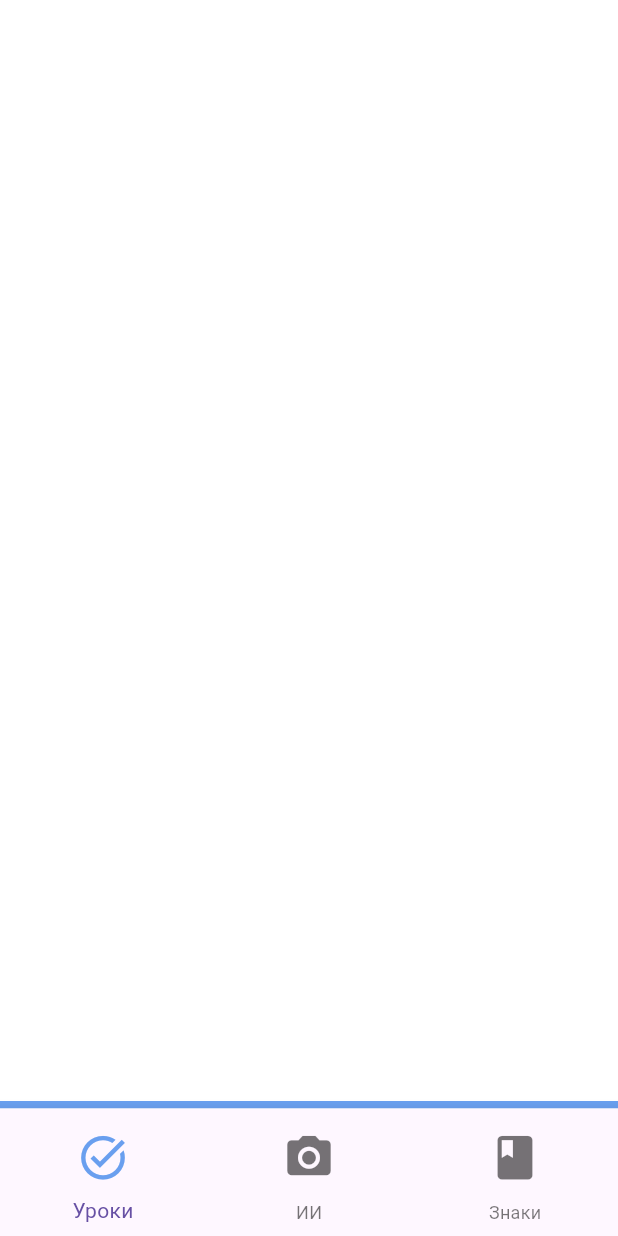
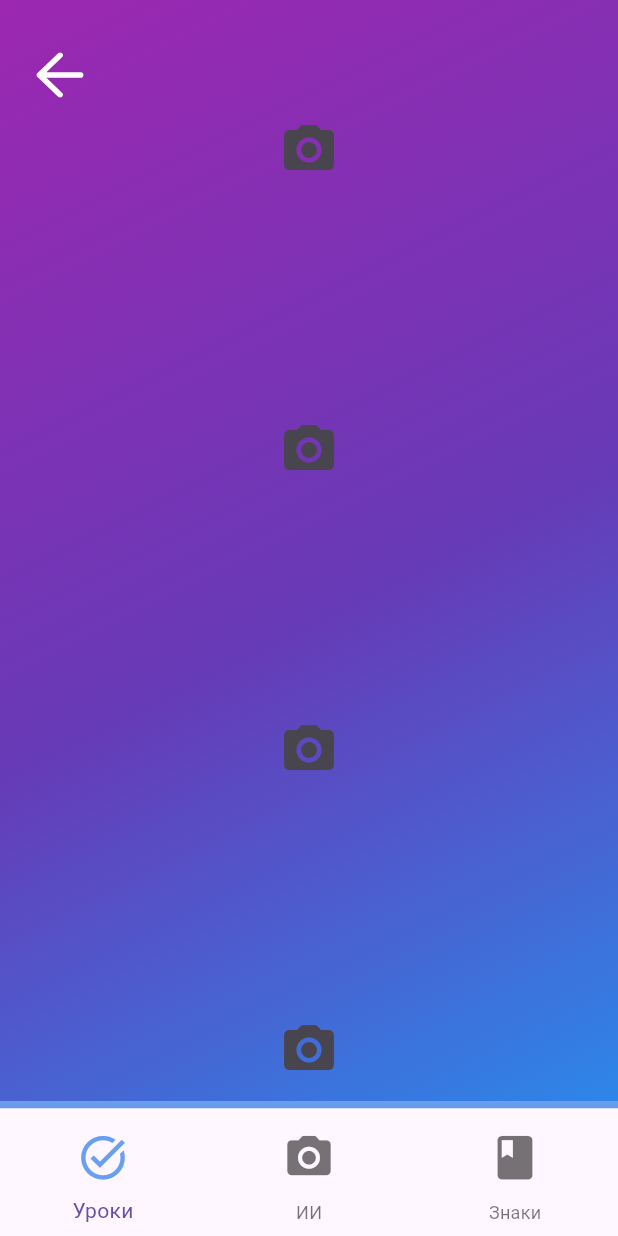
Before and after one commit to Spinyya/AzbukaDorog, a Flutter app: the Lessonpage screen opened by its route, on a phone screen of 412 x 824 dp. Run offline on Flutter 3.47's test engine with Material 3 defaults, Android fonts, the phone set to English and light mode, and no system bars; our stand-ins replace camera, flutter_svg, sqflite; missing offline and left inert: pytorch_lite; accounts and stored records are empty; project files that could hold a hidden picture were left out.

Commit message:
Update lessonpage.dart

```diff
--- a/lib/pages/lessonpage/lessonpage.dart
+++ b/lib/pages/lessonpage/lessonpage.dart
@@ -8,39 +8,57 @@ class Lessonpage extends StatelessWidget {
 
   @override
   Widget build(BuildContext context) {
-    return Stack(children: <Widget>[ _updateButton(), Align(alignment: Alignment.bottomCenter, child: _navigationbar(context),)] );
+    return Stack(children: <Widget>[display(context), _listViewBody(context) ,_updateButton(), Align(alignment: Alignment.bottomCenter, child: _navigationbar(context),)] );
 
   }
   Widget _updateButton() {
     return SafeArea(child: Padding(padding: EdgeInsets.only(top: 10), child: exitbut(),));
   }
-  Widget _text(BuildContext context) {
+  Widget display(BuildContext context) {
     return Scaffold(
       body: Container(
-        decoration: BoxDecoration(gradient: LinearGradient(colors: <Color>)),
+        decoration: BoxDecoration(gradient: LinearGradient(begin: Alignment.topLeft, end: Alignment.bottomRight,colors: <Color>[Colors.purple, Colors.deepPurple, Colors.blue,], tileMode: TileMode.mirror)),
       ),
 
 
     );
   }
 
-  Widget _listViewBody() {
+  Widget _listViewBody(BuildContext context) {
     return ListView(
+
+
       children: <Widget>[
         Container(
-
-            child: Image.asset('assets/images/fons/fon.png', fit: BoxFit.fill,)
-
+          height: 200,
+          child: IconButton(onPressed: () {}, icon: Icon(Icons.camera_alt, size: 40,), enableFeedback: false, splashColor: Colors.transparent, highlightColor: Colors.transparent, ),
         ),
         Container(
-
-          child: Image.asset('assets/images/fons/fon.png', fit: BoxFit.fill,),
-
+          height: 200,
+          child: IconButton(onPressed: () {}, icon: Icon(Icons.camera_alt,size: 40,), enableFeedback: false, splashColor: Colors.transparent, highlightColor: Colors.transparent, ),
         ),
         Container(
-          child: Image.asset('assets/images/fons/fon.png', fit: BoxFit.fill,),
+          height: 200,
+          child: IconButton(onPressed: () {}, icon: Icon(Icons.camera_alt, size: 40,), enableFeedback: false, splashColor: Colors.transparent, highlightColor: Colors.transparent, ),
+        ),
+        Container(
+          height: 200,
+          child: IconButton(onPressed: () {}, icon: Icon(Icons.camera_alt, size: 40,), enableFeedback: false, splashColor: Colors.transparent, highlightColor: Colors.transparent, ),
+        ),
+        Container(
+          height: 200,
+          child: IconButton(onPressed: () {}, icon: Icon(Icons.camera_alt, size: 40,), enableFeedback: false, splashColor: Colors.transparent, highlightColor: Colors.transparent, ),
+        ),
+        Container(
+          height: 200,
+          child: IconButton(onPressed: () {}, icon: Icon(Icons.camera_alt, size: 40,), enableFeedback: false, splashColor: Colors.transparent, highlightColor: Colors.transparent, ),
+        ),
+        Container(
+          height: 200,
+          child: IconButton(onPressed: () {}, icon: Icon(Icons.camera_alt, size: 40,), enableFeedback: false, splashColor: Colors.transparent, highlightColor: Colors.transparent, ),
         ),
       ],
+
     );
   }
   Widget _navigationbar(BuildContext context) {
@@ -54,7 +72,6 @@ class Lessonpage extends StatelessWidget {
         BottomNavigationBarItem(icon: IconButton(onPressed: () {Navigator.pushNamed(context, '/second');}, icon: Icon(Icons.task_alt), iconSize: 35, color: primaryColor), label: "Уроки"),
         BottomNavigationBarItem(icon: IconButton(onPressed: () {Navigator.pushNamed(context, '/camx');}, icon: Icon(Icons.camera_alt), iconSize: 35), label: "ИИ"),
         BottomNavigationBarItem(icon: IconButton(onPressed: () {Navigator.pushNamed(context, '/book');}, icon: Icon(Icons.book), iconSize: 35), label: "Знаки")
-
       ],
 
 
```
